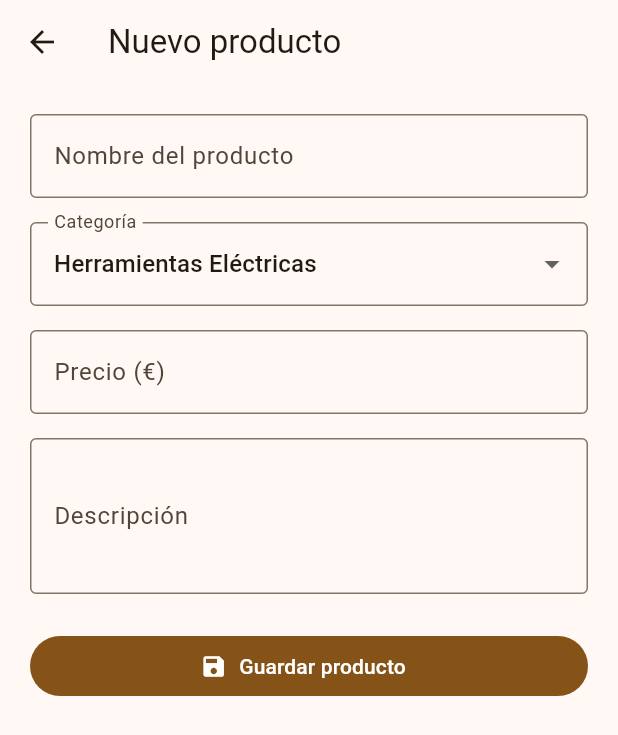
After one commit to Rykyp/pmdm-proyecto-Palomares-Morales-Reche, a Flutter app: the screen it shows after launch, after a tap on the "add" icon, on a phone screen of 412 x 824 dp. The commit adds this screen. Shown: the top 735 px of the screen. Run offline on Flutter 3.47's test engine with Material 3 defaults, Android fonts, the phone set to English and light mode, and no system bars.

Commit message:
Formulario de nuevo producto y menu de ordenacion

```diff
--- a/lib/screens/catalogo_screen.dart
+++ b/lib/screens/catalogo_screen.dart
@@ -3,6 +3,13 @@ import '../data/productos_ejemplo.dart';
 import '../models/producto.dart';
 import '../widgets/producto_title.dart';
 import 'detalle_screen.dart';
+import 'nuevo_producto_screen.dart';
+
+enum OrdenCatalogo {
+  nombreAsc,
+  precioAsc,
+  precioDesc,
+}
 
 class CatalogoScreen extends StatefulWidget {
   const CatalogoScreen({super.key});
@@ -13,11 +20,49 @@ class CatalogoScreen extends StatefulWidget {
 
 class _CatalogoScreenState extends State<CatalogoScreen> {
   late List<Producto> _productos;
+  OrdenCatalogo _ordenActual = OrdenCatalogo.nombreAsc;
 
   @override
   void initState() {
     super.initState();
     _productos = List.from(productosEjemplo);
+    _aplicarOrden();
+  }
+
+  void _aplicarOrden() {
+    switch (_ordenActual) {
+      case OrdenCatalogo.nombreAsc:
+        _productos.sort(
+          (a, b) => a.nombre.toLowerCase().compareTo(b.nombre.toLowerCase()),
+        );
+        break;
+      case OrdenCatalogo.precioAsc:
+        _productos.sort((a, b) => a.precio.compareTo(b.precio));
+        break;
+      case OrdenCatalogo.precioDesc:
+        _productos.sort((a, b) => b.precio.compareTo(a.precio));
+        break;
+    }
+  }
+
+  Future<void> _abrirFormularioNuevo() async {
+    final nuevoProducto = await Navigator.push<Producto>(
+      context,
+      MaterialPageRoute(
+        builder: (_) => const NuevoProductoScreen(),
+      ),
+    );
+
+    if (nuevoProducto != null) {
+      setState(() {
+        _productos.add(nuevoProducto);
+        _aplicarOrden();
+      });
+      if (!mounted) return;
+      ScaffoldMessenger.of(context).showSnackBar(
+        SnackBar(content: Text('${nuevoProducto.nombre} añadido al catálogo')),
+      );
+    }
   }
 
   void _confirmarBorrado(Producto producto) {
@@ -53,6 +98,33 @@ class _CatalogoScreenState extends State<CatalogoScreen> {
     return Scaffold(
       appBar: AppBar(
         title: const Text('Ferretería Europa - Catálogo'),
+        actions: [
+          PopupMenuButton<OrdenCatalogo>(
+            icon: const Icon(Icons.sort),
+            tooltip: 'Ordenar productos',
+            initialValue: _ordenActual,
+            onSelected: (nuevoOrden) {
+              setState(() {
+                _ordenActual = nuevoOrden;
+                _aplicarOrden();
+              });
+            },
+            itemBuilder: (context) => const [
+              PopupMenuItem(
+                value: OrdenCatalogo.nombreAsc,
+                child: Text('Nombre (A - Z)'),
+              ),
+              PopupMenuItem(
+                value: OrdenCatalogo.precioAsc,
+                child: Text('Precio (menor a mayor)'),
+              ),
+              PopupMenuItem(
+                value: OrdenCatalogo.precioDesc,
+                child: Text('Precio (mayor a menor)'),
+              ),
+            ],
+          ),
+        ],
       ),
       body: _productos.isEmpty
           ? const Center(child: Text('No hay productos en el catálogo.'))
@@ -74,6 +146,11 @@ class _CatalogoScreenState extends State<CatalogoScreen> {
                 );
               },
             ),
+      floatingActionButton: FloatingActionButton(
+        onPressed: _abrirFormularioNuevo,
+        tooltip: 'Añadir producto',
+        child: const Icon(Icons.add),
+      ),
     );
   }
 }
--- /dev/null
+++ b/lib/screens/nuevo_producto_screen.dart
@@ -0,0 +1,146 @@
+import 'package:flutter/material.dart';
+import '../models/producto.dart';
+
+class NuevoProductoScreen extends StatefulWidget {
+  const NuevoProductoScreen({super.key});
+
+  @override
+  State<NuevoProductoScreen> createState() => _NuevoProductoScreenState();
+}
+
+class _NuevoProductoScreenState extends State<NuevoProductoScreen> {
+  final _formKey = GlobalKey<FormState>();
+  final _nombreController = TextEditingController();
+  final _descripcionController = TextEditingController();
+  final _precioController = TextEditingController();
+
+  final List<String> _categorias = const [
+    'Herramientas Eléctricas',
+    'Herramientas Manuales',
+    'Pintura y Adhesivos',
+  ];
+
+  late String _categoriaSeleccionada;
+
+  @override
+  void initState() {
+    super.initState();
+    _categoriaSeleccionada = _categorias.first;
+  }
+
+  @override
+  void dispose() {
+    _nombreController.dispose();
+    _descripcionController.dispose();
+    _precioController.dispose();
+    super.dispose();
+  }
+
+  void _guardarProducto() {
+    if (_formKey.currentState!.validate()) {
+      final precio = double.parse(_precioController.text.replaceAll(',', '.'));
+      final nuevoProducto = Producto(
+        id: DateTime.now().millisecondsSinceEpoch.toString(),
+        nombre: _nombreController.text.trim(),
+        descripcion: _descripcionController.text.trim(),
+        precio: precio,
+        categoria: _categoriaSeleccionada,
+      );
+      Navigator.pop(context, nuevoProducto);
+    }
+  }
+
+  @override
+  Widget build(BuildContext context) {
+    return Scaffold(
+      appBar: AppBar(
+        title: const Text('Nuevo producto'),
+      ),
+      body: SingleChildScrollView(
+        padding: const EdgeInsets.all(20.0),
+        child: Form(
+          key: _formKey,
+          child: Column(
+            crossAxisAlignment: CrossAxisAlignment.stretch,
+            children: [
+              TextFormField(
+                controller: _nombreController,
+                decoration: const InputDecoration(
+                  labelText: 'Nombre del producto',
+                  border: OutlineInputBorder(),
+                ),
+                validator: (valor) {
+                  if (valor == null || valor.trim().isEmpty) {
+                    return 'El nombre es obligatorio';
+                  }
+                  return null;
+                },
+              ),
+              const SizedBox(height: 16),
+              DropdownButtonFormField<String>(
+                initialValue: _categoriaSeleccionada,
+                decoration: const InputDecoration(
+                  labelText: 'Categoría',
+                  border: OutlineInputBorder(),
+                ),
+                items: _categorias
+                    .map(
+                      (cat) => DropdownMenuItem(
+                        value: cat,
+                        child: Text(cat),
+                      ),
+                    )
+                    .toList(),
+                onChanged: (valor) {
+                  if (valor != null) {
+                    setState(() => _categoriaSeleccionada = valor);
+                  }
+                },
+              ),
+              const SizedBox(height: 16),
+              TextFormField(
+                controller: _precioController,
+                keyboardType: const TextInputType.numberWithOptions(decimal: true),
+                decoration: const InputDecoration(
+                  labelText: 'Precio (€)',
+                  border: OutlineInputBorder(),
+                ),
+                validator: (valor) {
+                  if (valor == null || valor.trim().isEmpty) {
+                    return 'El precio es obligatorio';
+                  }
+                  final numero = double.tryParse(valor.replaceAll(',', '.'));
+                  if (numero == null || numero <= 0) {
+                    return 'Introduce un precio válido mayor que 0';
+                  }
+                  return null;
+                },
+              ),
+              const SizedBox(height: 16),
+              TextFormField(
+                controller: _descripcionController,
+                maxLines: 3,
+                decoration: const InputDecoration(
+                  labelText: 'Descripción',
+                  border: OutlineInputBorder(),
+                ),
+                validator: (valor) {
+                  if (valor == null || valor.trim().isEmpty) {
+                    return 'La descripción es obligatoria';
+                  }
+                  return null;
+                },
+              ),
+              const SizedBox(height: 24),
+              FilledButton.icon(
+                onPressed: _guardarProducto,
+                icon: const Icon(Icons.save),
+                label: const Text('Guardar producto'),
+              ),
+            ],
+          ),
+        ),
+      ),
+    );
+  }
+}
```
